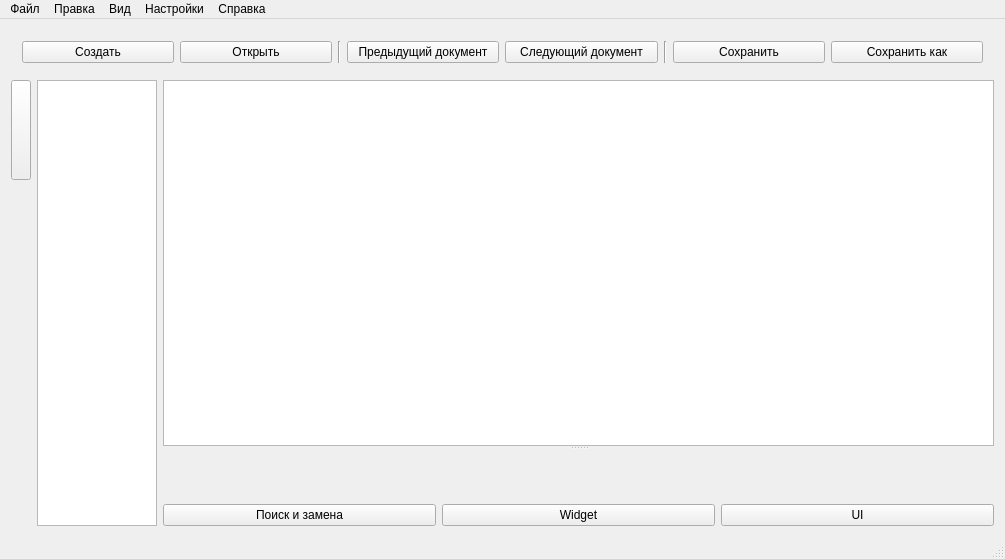
This is septembereditor.ui in kissofblood/September as Qt 5 draws it before an edit. The edited form follows.
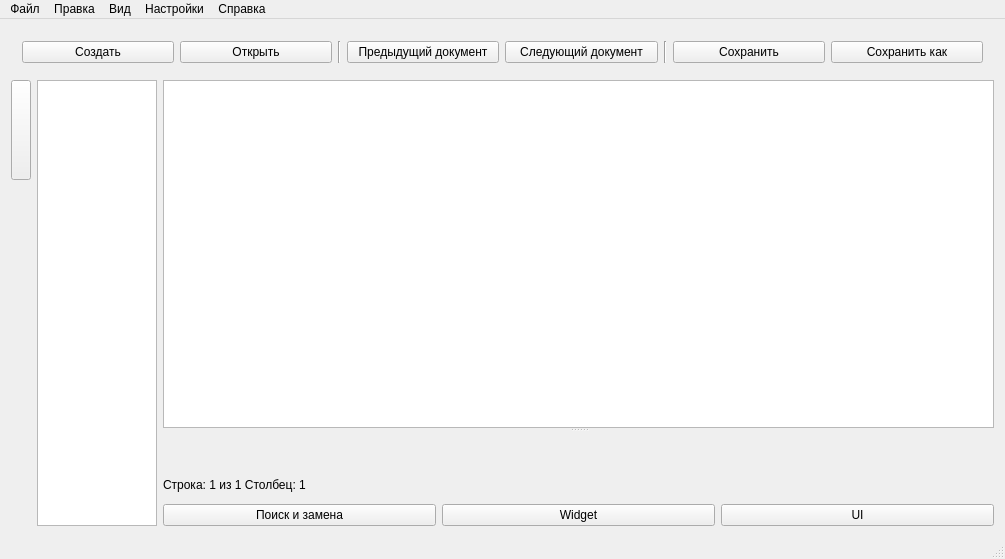
This is the edited form. Custom widgets are drawn as their Qt base class.

The edit to the form file:
```diff
--- a/septembereditor.ui
+++ b/septembereditor.ui
@@ -194,6 +194,13 @@
         </widget>
        </widget>
       </item>
+      <item>
+       <widget class="QLabel" name="lblStatusBar">
+        <property name="text">
+         <string>Строка: 1 из 1 Столбец: 1</string>
+        </property>
+       </widget>
+      </item>
       <item>
        <widget class="SearchAndReplace" name="widgetSearchAndReplace" native="true">
         <property name="minimumSize">
```
Left out of the diff: 24 changed lines with no effect on the pictures. Lines whose indentation alone changed are shown as unchanged.
